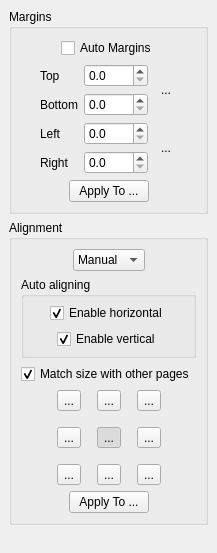
Above: filters/page_layout/ui/PageLayoutOptionsWidget.ui from 4lex4/scantailor-advanced before the change. Below: the same form after it.
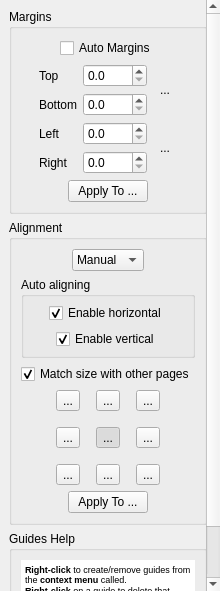
That is the form after the change. Icons and pictures are not drawn. Custom widgets are drawn as their Qt base class.

Commit message: ~ Guides: add help and update README.

```diff
--- a/filters/page_layout/ui/PageLayoutOptionsWidget.ui
+++ b/filters/page_layout/ui/PageLayoutOptionsWidget.ui
@@ -6,8 +6,8 @@
    <rect>
     <x>0</x>
     <y>0</y>
-    <width>217</width>
-    <height>553</height>
+    <width>220</width>
+    <height>591</height>
    </rect>
   </property>
   <property name="windowTitle">
@@ -45,8 +45,8 @@
        <rect>
         <x>0</x>
         <y>0</y>
-        <width>217</width>
-        <height>553</height>
+        <width>209</width>
+        <height>653</height>
        </rect>
       </property>
       <layout class="QVBoxLayout" name="verticalLayout_5">
@@ -787,6 +787,76 @@
          </layout>
         </widget>
        </item>
+       <item>
+        <widget class="CollapsibleGroupBox" name="groupBox">
+         <property name="sizePolicy">
+          <sizepolicy hsizetype="Preferred" vsizetype="Preferred">
+           <horstretch>0</horstretch>
+           <verstretch>0</verstretch>
+          </sizepolicy>
+         </property>
+         <property name="title">
+          <string>Guides Help</string>
+         </property>
+         <layout class="QVBoxLayout" name="verticalLayout_6">
+          <property name="sizeConstraint">
+           <enum>QLayout::SetDefaultConstraint</enum>
+          </property>
+          <item>
+           <widget class="QTextEdit" name="textEdit">
+            <property name="sizePolicy">
+             <sizepolicy hsizetype="Expanding" vsizetype="Expanding">
+              <horstretch>0</horstretch>
+              <verstretch>0</verstretch>
+             </sizepolicy>
+            </property>
+            <property name="autoFillBackground">
+             <bool>false</bool>
+            </property>
+            <property name="frameShape">
+             <enum>QFrame::NoFrame</enum>
+            </property>
+            <property name="frameShadow">
+             <enum>QFrame::Plain</enum>
+            </property>
+            <property name="verticalScrollBarPolicy">
+             <enum>Qt::ScrollBarAlwaysOff</enum>
+            </property>
+            <property name="horizontalScrollBarPolicy">
+             <enum>Qt::ScrollBarAlwaysOff</enum>
+            </property>
+            <property name="sizeAdjustPolicy">
+             <enum>QAbstractScrollArea::AdjustToContentsOnFirstShow</enum>
+            </property>
+            <property name="autoFormatting">
+             <set>QTextEdit::AutoNone</set>
+            </property>
+            <property name="lineWrapMode">
+             <enum>QTextEdit::WidgetWidth</enum>
+            </property>
+            <property name="readOnly">
+             <bool>true</bool>
+            </property>
+            <property name="html">
+             <string>&lt;!DOCTYPE HTML PUBLIC &quot;-//W3C//DTD HTML 4.0//EN&quot; &quot;http://www.w3.org/TR/REC-html40/strict.dtd&quot;&gt;
+&lt;html&gt;&lt;head&gt;&lt;meta name=&quot;qrichtext&quot; content=&quot;1&quot; /&gt;&lt;style type=&quot;text/css&quot;&gt;
+p, li { white-space: pre-wrap; }
+&lt;/style&gt;&lt;/head&gt;&lt;body style=&quot; font-family:'MS Shell Dlg 2'; font-size:8.25pt; font-weight:400; font-style:normal;&quot;&gt;
+&lt;p style=&quot; margin-top:0px; margin-bottom:0px; margin-left:0px; margin-right:0px; -qt-block-indent:0; text-indent:0px;&quot;&gt;&lt;span style=&quot; font-size:7pt; font-weight:600;&quot;&gt;Right-click&lt;/span&gt;&lt;span style=&quot; font-size:7pt;&quot;&gt; to create/remove guides from the &lt;/span&gt;&lt;span style=&quot; font-size:7pt; font-weight:600;&quot;&gt;context menu&lt;/span&gt;&lt;span style=&quot; font-size:7pt;&quot;&gt; called.&lt;/span&gt;&lt;/p&gt;
+&lt;p style=&quot; margin-top:0px; margin-bottom:0px; margin-left:0px; margin-right:0px; -qt-block-indent:0; text-indent:0px;&quot;&gt;&lt;span style=&quot; font-size:7pt; font-weight:600;&quot;&gt;Right-click&lt;/span&gt;&lt;span style=&quot; font-size:7pt;&quot;&gt; on a guide to delete that guide from the &lt;/span&gt;&lt;span style=&quot; font-size:7pt; font-weight:600;&quot;&gt;context menu&lt;/span&gt;&lt;span style=&quot; font-size:7pt;&quot;&gt; called.&lt;/span&gt;&lt;/p&gt;
+&lt;p style=&quot; margin-top:0px; margin-bottom:0px; margin-left:0px; margin-right:0px; -qt-block-indent:0; text-indent:0px;&quot;&gt;&lt;span style=&quot; font-size:7pt; font-weight:600;&quot;&gt;Alt+LMB&lt;/span&gt;&lt;span style=&quot; font-size:7pt;&quot;&gt; - drag the guide under the cursor.&lt;/span&gt;&lt;/p&gt;
+&lt;p style=&quot; margin-top:0px; margin-bottom:0px; margin-left:0px; margin-right:0px; -qt-block-indent:0; text-indent:0px;&quot;&gt;&lt;span style=&quot; font-size:7pt; font-weight:600;&quot;&gt;Shift/Ctrl+LMB&lt;/span&gt;&lt;span style=&quot; font-size:7pt;&quot;&gt; on the content rectangle - drag the page content. Hold &lt;/span&gt;&lt;span style=&quot; font-size:7pt; font-weight:600;&quot;&gt;Shift&lt;/span&gt;&lt;span style=&quot; font-size:7pt;&quot;&gt; pressed to restrict moving along the horizontal axis only and &lt;/span&gt;&lt;span style=&quot; font-size:7pt; font-weight:600;&quot;&gt;Ctrl&lt;/span&gt;&lt;span style=&quot; font-size:7pt;&quot;&gt; for the vertical one.&lt;/span&gt;&lt;/p&gt;
+&lt;p style=&quot; margin-top:0px; margin-bottom:0px; margin-left:0px; margin-right:0px; -qt-block-indent:0; text-indent:0px;&quot;&gt;&lt;span style=&quot; font-size:7pt; font-weight:600;&quot;&gt;Double click&lt;/span&gt;&lt;span style=&quot; font-size:7pt;&quot;&gt; on content - automatically attach that content to the nearest guide. Hold &lt;/span&gt;&lt;span style=&quot; font-size:7pt; font-weight:600;&quot;&gt;Shift&lt;/span&gt;&lt;span style=&quot; font-size:7pt;&quot;&gt; pressed to select vertical guides only and &lt;/span&gt;&lt;span style=&quot; font-size:7pt; font-weight:600;&quot;&gt;Ctrl&lt;/span&gt;&lt;span style=&quot; font-size:7pt;&quot;&gt; for horizontal ones.&lt;/span&gt;&lt;/p&gt;
+&lt;p style=&quot; margin-top:0px; margin-bottom:0px; margin-left:0px; margin-right:0px; -qt-block-indent:0; text-indent:0px;&quot;&gt;&lt;span style=&quot; font-size:7pt;&quot;&gt;Use the &lt;/span&gt;&lt;span style=&quot; font-size:7pt; font-weight:600;&quot;&gt;context menu&lt;/span&gt;&lt;span style=&quot; font-size:7pt;&quot;&gt; to enable/disable showing the hard margins rectangle.&lt;/span&gt;&lt;/p&gt;&lt;/body&gt;&lt;/html&gt;</string>
+            </property>
+            <property name="textInteractionFlags">
+             <set>Qt::NoTextInteraction</set>
+            </property>
+           </widget>
+          </item>
+         </layout>
+        </widget>
+       </item>
        <item>
         <spacer name="verticalSpacer">
          <property name="orientation">
```
The commit also changes 1 other file.
